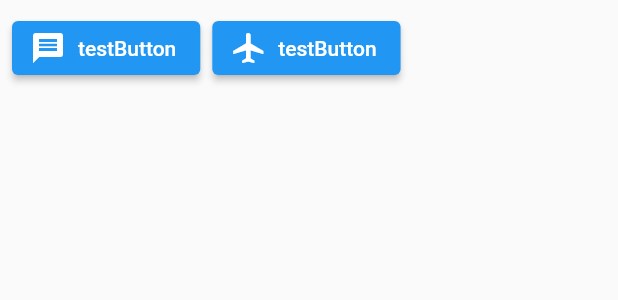
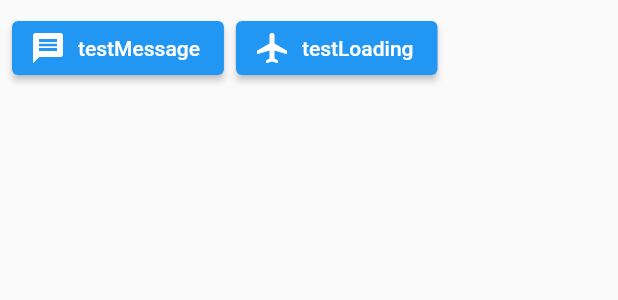
Before and after one commit to cairuoyu/cry, a Flutter app: the DemoMessage widget shown alone on an empty page, opened directly, on a phone screen of 412 x 824 dp. Shown: the top 300 px of the screen. Run offline on Flutter 3.47's test engine with Material 2 defaults, Android fonts, the phone set to English and light mode, and no system bars; our stand-ins replace date_format, dio, file_picker, flutter_markdown, fluttertoast, image_picker; missing offline and left inert: global_configuration; statements that could not run were skipped.

Commit message:
## 1.1.2 * cryConfirm点击确定后直接关闭

```diff
--- a/example/lib/demo/demo_button.dart
+++ b/example/lib/demo/demo_button.dart
@@ -23,7 +23,7 @@ class DemoButton extends StatelessWidget {
         CryButtons.commit(context, () => print('test commonButton')),
         CryButtons.delete(context, () {
           cryConfirm(context, '确定？', (context) {
-            Navigator.pop(context);
+            print('deleted--');
           });
         }),
       ],
--- a/example/lib/demo/demo_message.dart
+++ b/example/lib/demo/demo_message.dart
@@ -10,12 +10,12 @@ class DemoMessage extends StatelessWidget {
       children: [
         CryButton(
           iconData: Icons.message,
-          label: 'testButton',
+          label: 'testMessage',
           onPressed: () => CryUtils.message('message'),
         ),
         CryButton(
           iconData: Icons.local_airport,
-          label: 'testButton',
+          label: 'testLoading',
           onPressed: () {
             load();
             load();
--- a/lib/cry_dialog.dart
+++ b/lib/cry_dialog.dart
@@ -43,6 +43,7 @@ void cryConfirm(BuildContext context, String content, onConfirm) {
           TextButton(
             child: Text(S.of(context).confirm),
             onPressed: () {
+              Navigator.of(context).pop();
               onConfirm(context);
             },
           ),
--- a/pubspec.yaml
+++ b/pubspec.yaml
@@ -1,6 +1,6 @@
 name: cry
 description: 一个Flutter组件库，包含button、form、dataTable、dialog、imageUpload、root、toggleButton、transfer、treeTable、menu
-version: 1.1.1
+version: 1.1.2
 homepage: http://www.cairuoyu.com/
 publish_to: https://pub.dev
 #publish_to: https://pub.dartlang.org
```
Also changed, not shown: 1 other file.
